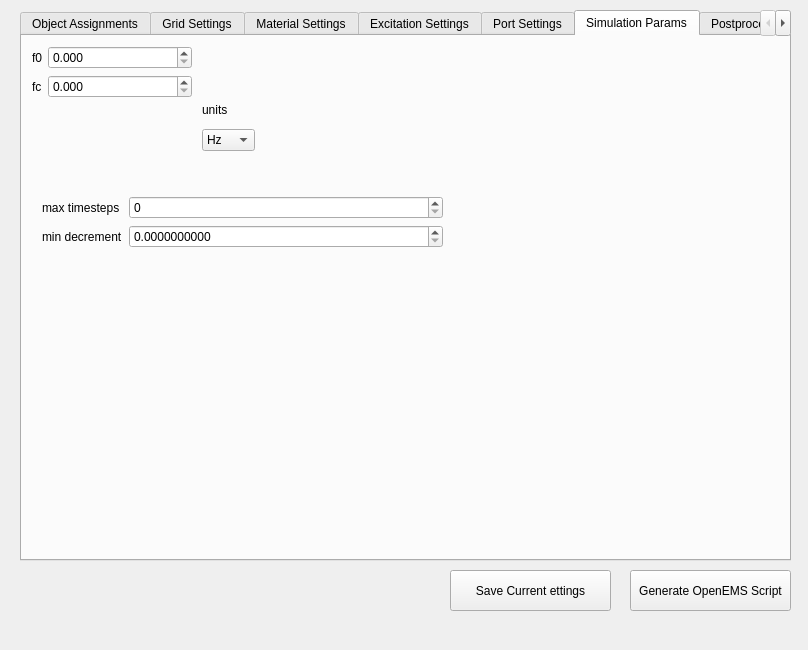
Qt form ui/dialog.ui (LubomirJagos/FreeCAD-OpenEMS-Export) before a commit.
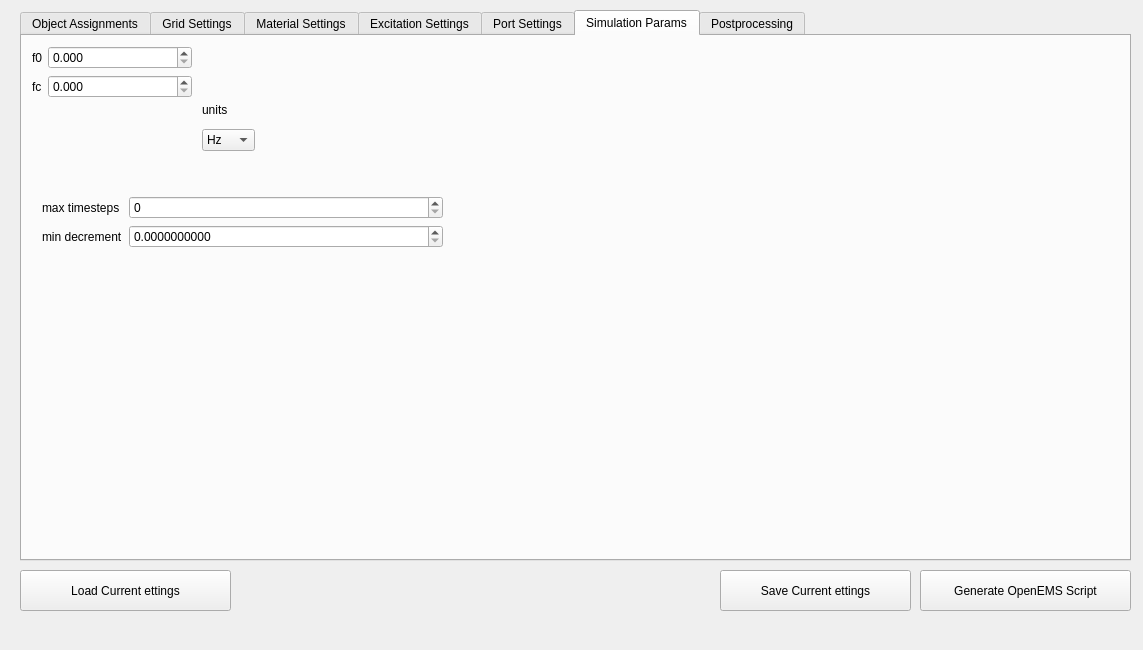
The same form after that commit.

Commit message: Added for materil tab values update, but since all data inside items seems same there are numbers NOT UPDATING, NEED TO RESOLVE WHY ALL TREE ITEMS ARE SAME.

```diff
--- a/ui/dialog.ui
+++ b/ui/dialog.ui
@@ -6,7 +6,7 @@
    <rect>
     <x>0</x>
     <y>0</y>
-    <width>808</width>
+    <width>1143</width>
     <height>650</height>
    </rect>
   </property>
@@ -18,7 +18,7 @@
     <rect>
      <x>20</x>
      <y>10</y>
-     <width>771</width>
+     <width>1111</width>
      <height>551</height>
     </rect>
    </property>
@@ -958,9 +958,9 @@
   <widget class="QPushButton" name="generateOpenEMSScriptButton">
    <property name="geometry">
     <rect>
-     <x>630</x>
+     <x>920</x>
      <y>570</y>
-     <width>161</width>
+     <width>211</width>
      <height>41</height>
     </rect>
    </property>
@@ -974,9 +974,9 @@
    </property>
    <property name="geometry">
     <rect>
-     <x>450</x>
+     <x>720</x>
      <y>570</y>
-     <width>161</width>
+     <width>191</width>
      <height>41</height>
     </rect>
    </property>
@@ -984,6 +984,22 @@
     <string>Save Current ettings</string>
    </property>
   </widget>
+  <widget class="QPushButton" name="loadCurrentSettingsButton">
+   <property name="enabled">
+    <bool>true</bool>
+   </property>
+   <property name="geometry">
+    <rect>
+     <x>20</x>
+     <y>570</y>
+     <width>211</width>
+     <height>41</height>
+    </rect>
+   </property>
+   <property name="text">
+    <string>Load Current ettings</string>
+   </property>
+  </widget>
  </widget>
  <resources/>
  <connections/>
```
Left out of the diff: 6 changed lines with no effect on the pictures. The commit also changes 1 other file.
